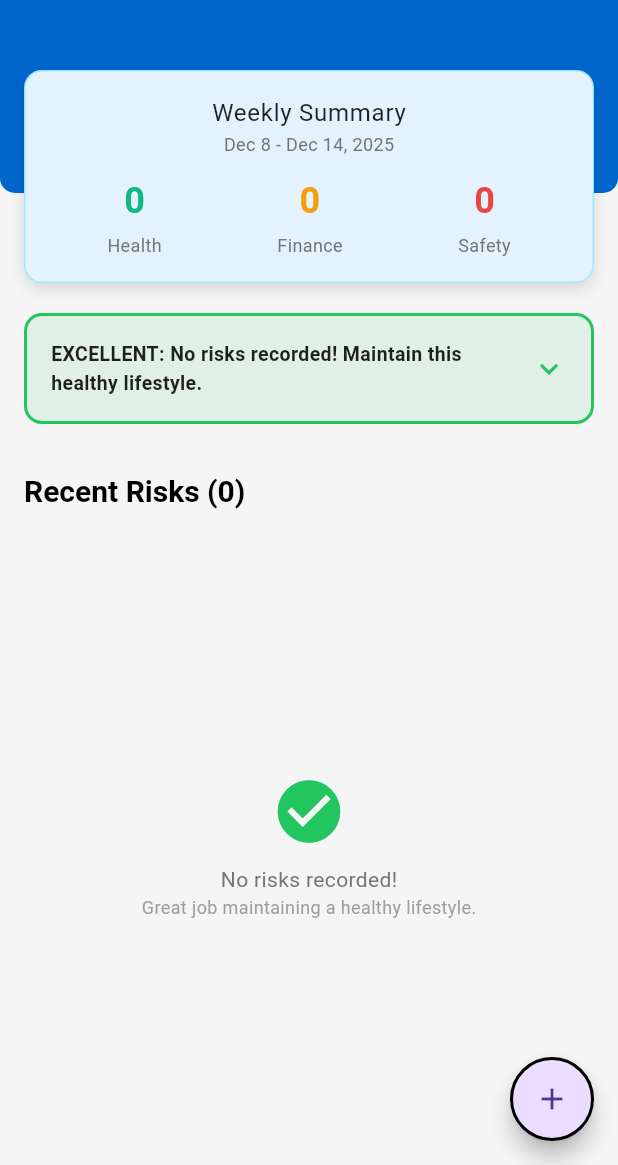
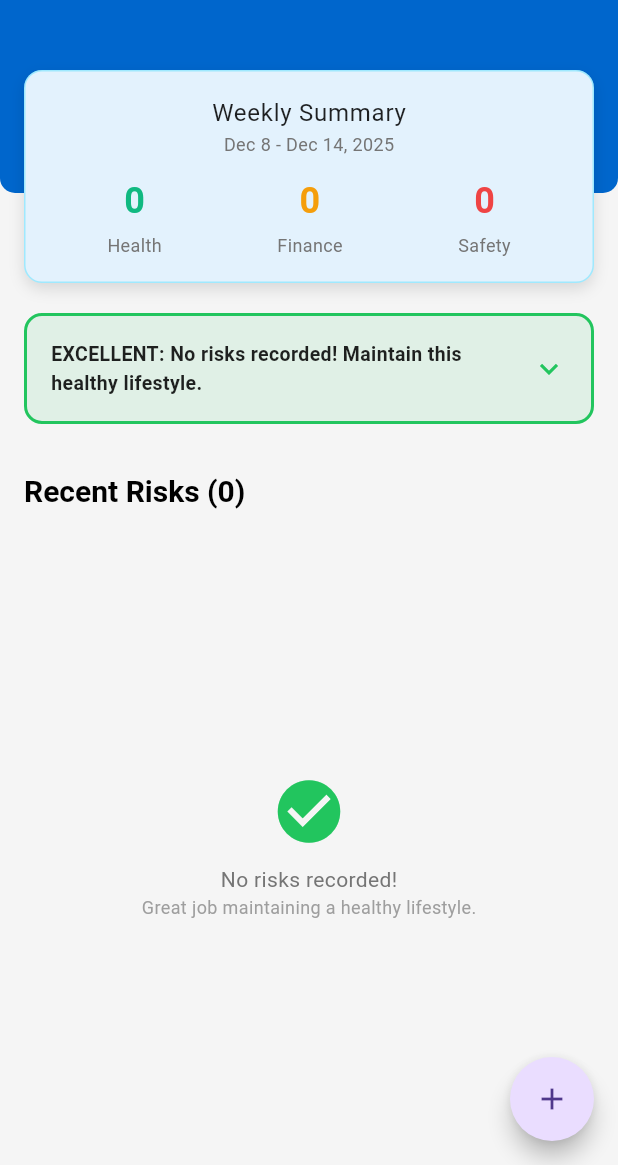
Before and after one commit to sonika-tang/everyday_risk_analyzer, a Flutter app: the WeeklySummaryScreen screen opened directly with empty values, on a phone screen of 412 x 824 dp, the part 71-1236 px from its top. Run offline on Flutter 3.47's test engine with Material 3 defaults, Android fonts, the phone set to English and light mode, and no system bars; accounts and stored records are empty.

Commit message:
Merge branch Analytic and Calendar

```diff
--- a/lib/ui/screens/weekly_summary_screen.dart
+++ b/lib/ui/screens/weekly_summary_screen.dart
@@ -163,7 +163,7 @@ class WeeklySummaryScreen extends StatelessWidget {
 
             SizedBox(height: 12),
 
-            // ✅ Only RiskCards scroll
+            // Only RiskCards scroll
             Expanded(
               child: recent.isEmpty
                   ? Center(
@@ -207,7 +207,7 @@ class WeeklySummaryScreen extends StatelessWidget {
           ],
         ),
       ),
-      // ✅ FAB stays fixed bottom-right
+      // FAB stays fixed bottom-right
       floatingActionButton: FloatingActionButton(
         onPressed: () {
           showDialog(
@@ -215,7 +215,7 @@ class WeeklySummaryScreen extends StatelessWidget {
             builder: (_) => AddRiskDialog(onRiskAdded: onRefresh),
           );
         },
-        shape: CircleBorder(side: BorderSide(width: 2)),
+        shape: CircleBorder(),
         child: Icon(Icons.add),
       ),
     );
--- a/lib/ui/widgets/default_appbar.dart
+++ b/lib/ui/widgets/default_appbar.dart
@@ -1,6 +1,8 @@
 import 'package:flutter/material.dart';
 
 class DefaultAppBar extends StatelessWidget implements PreferredSizeWidget {
+  const DefaultAppBar({super.key});
+
   @override
   Widget build(BuildContext context) {
     return AppBar(
```
Also changed, not shown: lib/ui/screens/profile_screen.dart (+0 -10 lines), 3 other files.
